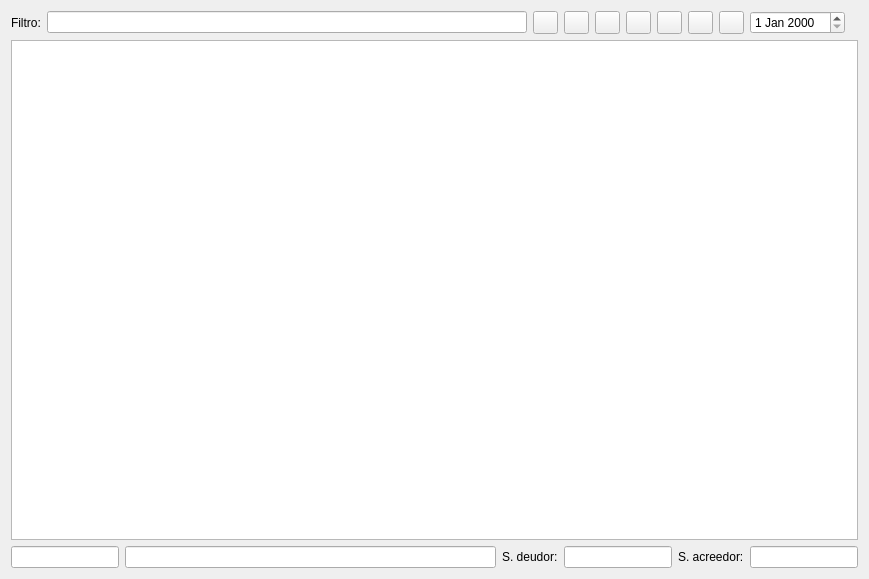
First picture: the form in diario.ui, repository DIBOSAJM/keme, before the edit.
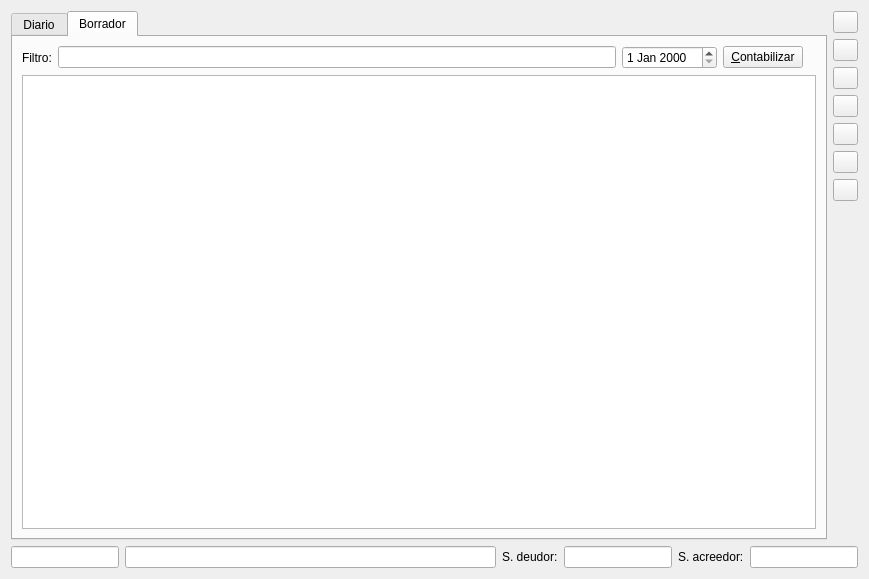
Second picture: the form after the edit. The open tabs and pages were chosen to show the change. Icons and pictures are not drawn.

Commit message: DIARIO BORRADOR - DROP FILE

What changed in the file:
```diff
--- a/diario.ui
+++ b/diario.ui
@@ -14,7 +14,19 @@
   <property name="windowTitle">
    <string>Diario</string>
   </property>
-  <layout class="QVBoxLayout" name="verticalLayout">
+  <layout class="QVBoxLayout" name="verticalLayout_4">
+   <item>
+    <layout class="QHBoxLayout" name="horizontalLayout_3">
+     <item>
+      <widget class="QTabWidget" name="tabWidget">
+       <property name="currentIndex">
+        <number>0</number>
+       </property>
+       <widget class="QWidget" name="tab">
+        <attribute name="title">
+         <string>Diario</string>
+        </attribute>
+        <layout class="QVBoxLayout" name="verticalLayout_2">
    <item>
     <layout class="QHBoxLayout" name="horizontalLayout">
      <item>
@@ -32,6 +44,76 @@
       </widget>
      </item>
      <item>
+            <widget class="QDateEdit" name="fechadateEdit"/>
+           </item>
+           <item>
+            <widget class="QLabel" name="fotolabel">
+             <property name="text">
+              <string/>
+             </property>
+            </widget>
+           </item>
+          </layout>
+         </item>
+         <item>
+          <widget class="QTableView" name="latabladiario">
+           <attribute name="verticalHeaderShowSortIndicator" stdset="0">
+            <bool>false</bool>
+           </attribute>
+          </widget>
+         </item>
+        </layout>
+       </widget>
+       <widget class="QWidget" name="tab_2">
+        <attribute name="title">
+         <string>Borrador</string>
+        </attribute>
+        <layout class="QVBoxLayout" name="verticalLayout">
+         <item>
+          <layout class="QHBoxLayout" name="horizontalLayout_2">
+           <item>
+            <widget class="QLabel" name="filtrolabel_2">
+             <property name="text">
+              <string>Filtro:</string>
+             </property>
+            </widget>
+           </item>
+           <item>
+            <widget class="QLineEdit" name="filtrolineEdit_2">
+             <property name="readOnly">
+              <bool>true</bool>
+             </property>
+            </widget>
+           </item>
+           <item>
+            <widget class="QDateEdit" name="fechadateEdit_2"/>
+           </item>
+           <item>
+            <widget class="QPushButton" name="contabilizar_pushButton">
+             <property name="text">
+              <string>&amp;Contabilizar</string>
+             </property>
+            </widget>
+           </item>
+           <item>
+            <widget class="QLabel" name="fotolabel_2">
+             <property name="text">
+              <string/>
+             </property>
+            </widget>
+           </item>
+          </layout>
+         </item>
+         <item>
+          <widget class="QTableView" name="borrador_tableView"/>
+         </item>
+        </layout>
+       </widget>
+      </widget>
+     </item>
+     <item>
+      <layout class="QVBoxLayout" name="verticalLayout_3">
+       <item>
       <widget class="QPushButton" name="iniciopushButton">
        <property name="maximumSize">
         <size>
@@ -178,23 +260,21 @@
       </widget>
      </item>
      <item>
-      <widget class="QDateEdit" name="fechadateEdit"/>
-     </item>
-     <item>
-      <widget class="QLabel" name="fotolabel">
-       <property name="text">
-        <string/>
-       </property>
-      </widget>
+        <spacer name="verticalSpacer">
+         <property name="orientation">
+          <enum>Qt::Orientation::Vertical</enum>
+         </property>
+         <property name="sizeHint" stdset="0">
+          <size>
+           <width>20</width>
+           <height>40</height>
+          </size>
+         </property>
+        </spacer>
      </item>
     </layout>
    </item>
-   <item>
-    <widget class="QTableView" name="latabladiario">
-     <attribute name="verticalHeaderShowSortIndicator" stdset="0">
-      <bool>false</bool>
-     </attribute>
-    </widget>
+    </layout>
    </item>
    <item>
     <layout class="QHBoxLayout">
```
Left out of the diff: 11 changed lines with no effect on the pictures. Lines whose indentation alone changed are shown as unchanged. The commit also changes 19 other files.
